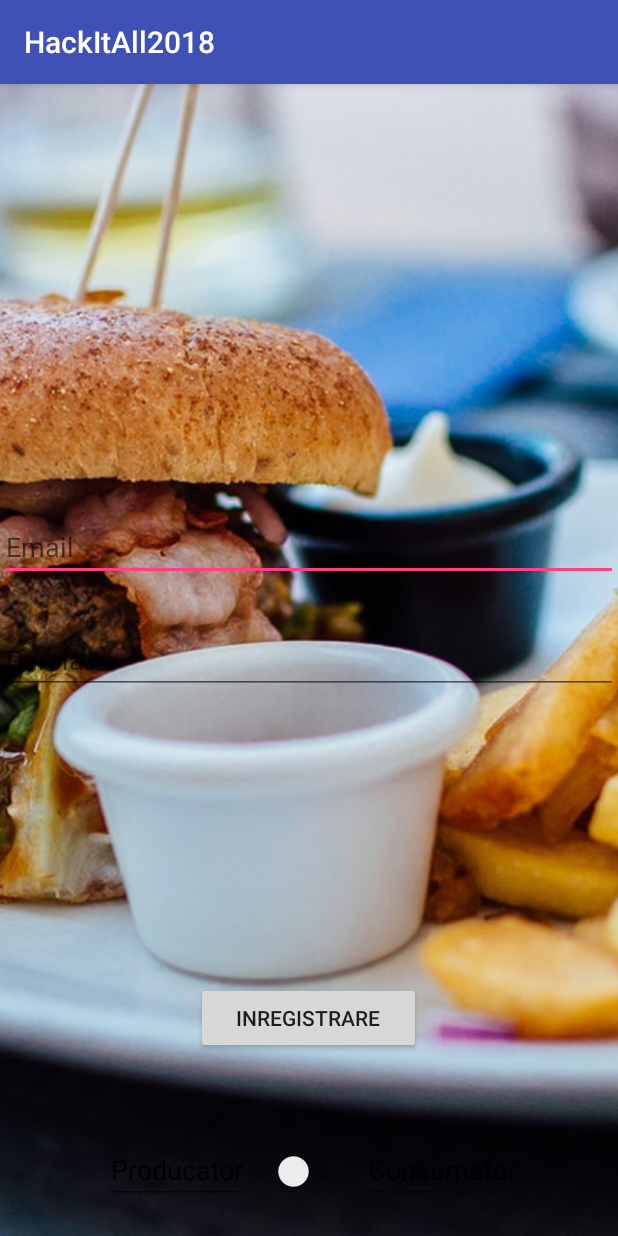
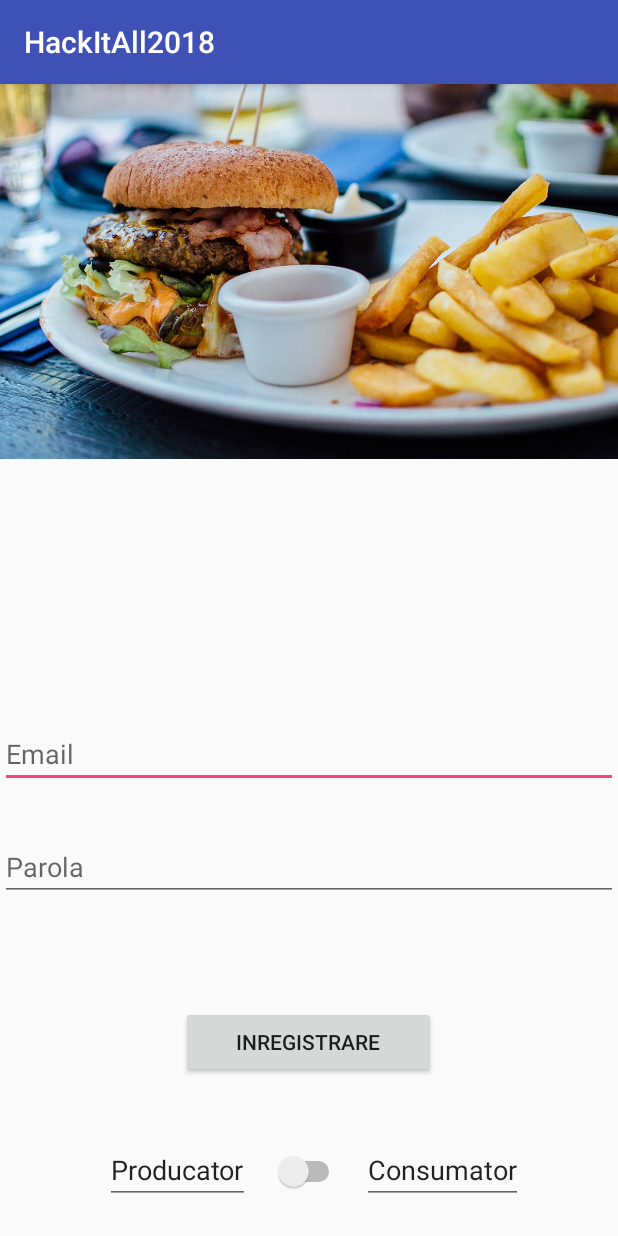
Before and after one commit to tfilip/HackItAll2018, an Android app: the RegisterActivity screen opened directly, with no data from a screen before it, on a phone screen of 412 x 824 dp. Run offline under Robolectric (Android 15) with nearby library versions, the phone set to English and light mode, and no system bars; our stand-ins replace Firebase (no records; nobody signed in at launch, a user with empty details on screens opened directly).

Commit message:
register

```diff
--- a/app/src/main/res/layout/activity_main.xml
+++ b/app/src/main/res/layout/activity_main.xml
@@ -6,6 +6,7 @@
     android:layout_height="match_parent"
     tools:context="ro.shaii.hackitall2018.MainActivity"
     >
+
 
     <LinearLayout
         android:layout_width="match_parent"
--- a/app/src/main/res/layout/activity_register.xml
+++ b/app/src/main/res/layout/activity_register.xml
@@ -1,4 +1,5 @@
 <?xml version="1.0" encoding="utf-8"?>
+
 <RelativeLayout xmlns:android="http://schemas.android.com/apk/res/android"
     xmlns:app="http://schemas.android.com/apk/res-auto"
     xmlns:tools="http://schemas.android.com/tools"
@@ -8,12 +9,16 @@
     android:orientation="vertical">
 
     <ImageView
+        android:id="@+id/bgImage"
+        android:layout_width="wrap_content"
+        android:layout_height="250dp"
+        android:layout_alignParentTop="true"
+        android:adjustViewBounds="true"
+        android:layout_centerHorizontal="true"
         android:scaleType="centerCrop"
-        android:layout_width="match_parent"
-        android:layout_height="match_parent"
         android:src="@drawable/restaurant"
-        android:layout_centerInParent="true"
-        android:id="@+id/bgImage"/>
+        android:layout_centerInParent="true" />
+
 
     <EditText
         android:id="@+id/loginET"
@@ -30,19 +35,21 @@
         android:id="@+id/passwordET"
         android:layout_width="match_parent"
         android:layout_height="wrap_content"
+
+        android:layout_above="@+id/registerBTN"
         android:layout_alignParentStart="true"
-        android:layout_centerVertical="true"
+        android:layout_marginBottom="70dp"
         android:hint="Parola"
         android:inputType="textPassword" />
 
 
     <Button
         android:id="@+id/registerBTN"
-        android:layout_width="150dp"
+        android:layout_width="170dp"
         android:layout_height="wrap_content"
         android:layout_alignParentBottom="true"
         android:layout_centerHorizontal="true"
-        android:layout_marginBottom="121dp"
+        android:layout_marginBottom="105dp"
         android:text="Inregistrare" />
 
     <Switch
```
